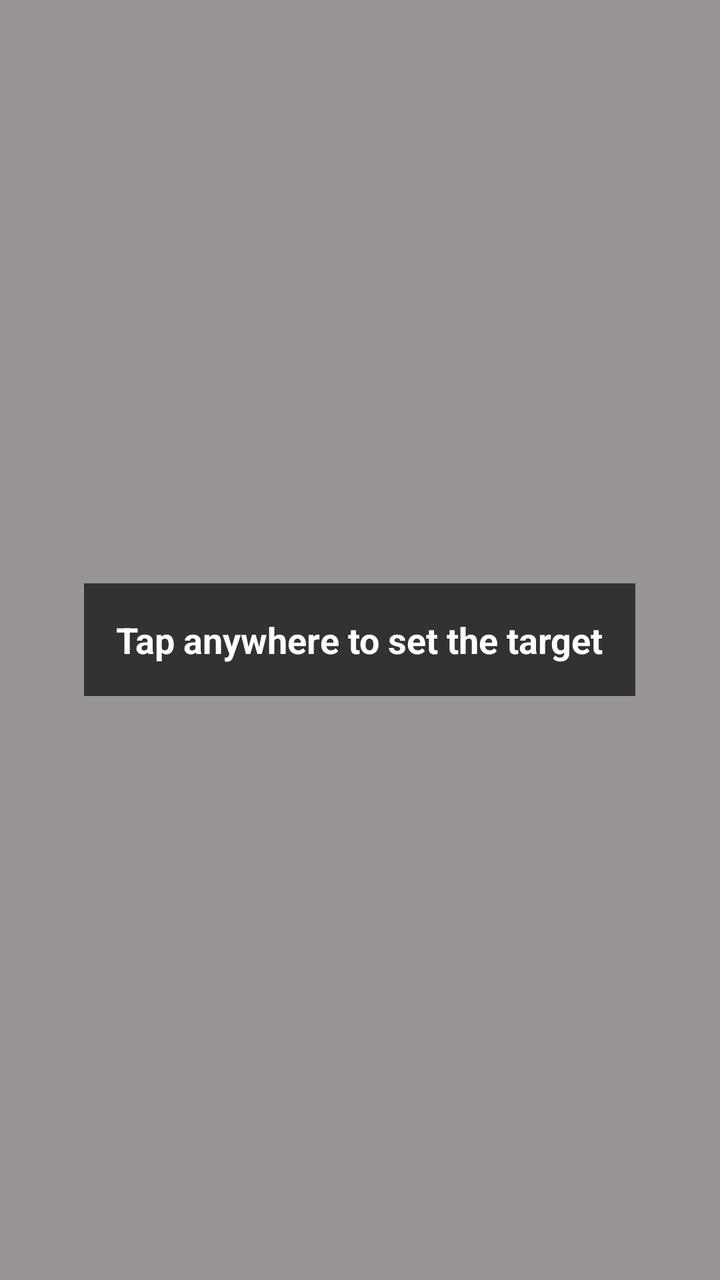
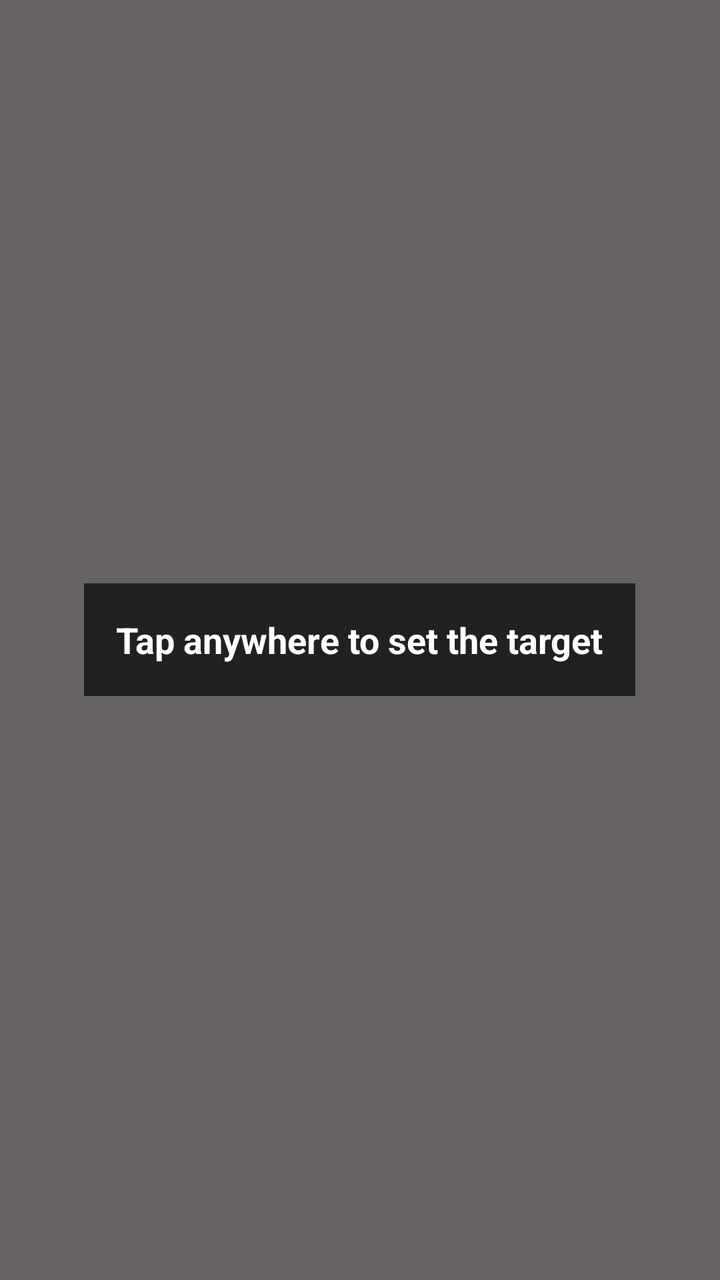

Two renders of the same Android screen: before a commit and after it. Below are the layout's source before the change and the commit's diff.
<!-- AndroidManifest.xml: application theme Theme.RaClicker -->
<!-- res/layout/overlay_target_placement.xml -->
<?xml version="1.0" encoding="utf-8"?>
<FrameLayout
    xmlns:android="http://schemas.android.com/apk/res/android"
    android:layout_width="match_parent"
    android:layout_height="match_parent"
    android:background="@color/placement_overlay_bg"
    android:contentDescription="@string/cd_placement_overlay">

    <TextView
        android:layout_width="wrap_content"
        android:layout_height="wrap_content"
        android:layout_gravity="center"
        android:background="#AA000000"
        android:padding="16dp"
        android:text="Tap anywhere to set the target"
        android:textColor="#FFFFFF"
        android:textSize="18sp"
        android:textStyle="bold" />

</FrameLayout>
<!-- resources referenced by this layout -->
<resources>
  <color name="placement_overlay_bg">#66000000</color>
  <string name="cd_placement_overlay">Tap anywhere to set the target position</string>
  <style name="Theme.RaClicker" parent="Theme.Material3.DayNight.NoActionBar">
          
          <item name="colorPrimary">@color/md_theme_primary</item>
          <item name="colorOnPrimary">@color/md_theme_on_primary</item>
          <item name="colorPrimaryContainer">@color/md_theme_primary_container</item>
          <item name="colorOnPrimaryContainer">@color/md_theme_on_primary_container</item>
  
          
          <item name="colorSecondary">@color/md_theme_secondary</item>
          <item name="colorOnSecondary">@color/md_theme_on_secondary</item>
          <item name="colorSecondaryContainer">@color/md_theme_secondary_container</item>
          <item name="colorOnSecondaryContainer">@color/md_theme_on_secondary_container</item>
  
          
          <item name="colorSurface">@color/md_theme_surface</item>
          <item name="colorOnSurface">@color/md_theme_on_surface</item>
          <item name="colorSurfaceVariant">@color/md_theme_surface_variant</item>
          <item name="colorOnSurfaceVariant">@color/md_theme_on_surface_variant</item>
  
          
          <item name="colorError">@color/md_theme_error</item>
          <item name="colorOnError">@color/md_theme_on_error</item>
  
          
          <item name="android:windowBackground">@color/md_theme_background</item>
          <item name="android:statusBarColor">@android:color/transparent</item>
          <item name="android:navigationBarColor">@android:color/transparent</item>
          <item name="android:windowLightStatusBar">true</item>
      </style>
  <color name="md_theme_primary">#FF6D00</color>
  <color name="md_theme_on_primary">#FFFFFF</color>
  <color name="md_theme_primary_container">#FFD7C4</color>
  <color name="md_theme_on_primary_container">#4A1500</color>
  <color name="md_theme_secondary">#775650</color>
  <color name="md_theme_on_secondary">#FFFFFF</color>
  <color name="md_theme_secondary_container">#FFD8D3</color>
  <color name="md_theme_on_secondary_container">#2C1512</color>
  <color name="md_theme_surface">#FFF8F6</color>
  <color name="md_theme_on_surface">#201A19</color>
  <color name="md_theme_surface_variant">#F5DED9</color>
  <color name="md_theme_on_surface_variant">#534340</color>
  <color name="md_theme_error">#BA1A1A</color>
  <color name="md_theme_on_error">#FFFFFF</color>
  <color name="md_theme_background">#FFF8F6</color>
</resources>

<!-- the commit's change to res/layout/overlay_target_placement.xml (unified diff, before → after) -->
@@ -3,7 +3,7 @@
     xmlns:android="http://schemas.android.com/apk/res/android"
     android:layout_width="match_parent"
     android:layout_height="match_parent"
-    android:background="@color/placement_overlay_bg"
+    android:background="#99000000"
     android:contentDescription="@string/cd_placement_overlay">
 
     <TextView
<!-- resource entries referenced after the edit -->
@@ -1,6 +1,5 @@
 <!-- resources referenced by this layout -->
 <resources>
-  <color name="placement_overlay_bg">#66000000</color>
   <string name="cd_placement_overlay">Tap anywhere to set the target position</string>
   <style name="Theme.RaClicker" parent="Theme.Material3.DayNight.NoActionBar">
           
